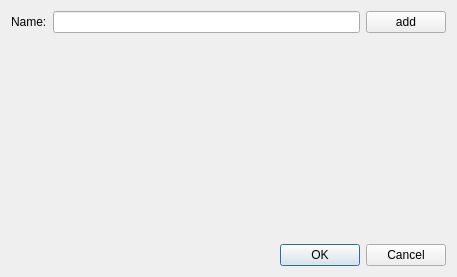
Qt form ui/PlayerWindow.ui (tuxmaster/QtDart) before a commit.
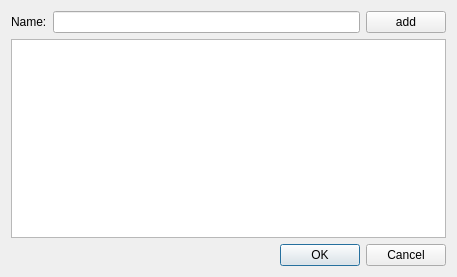
The same form after that commit.

The edit to the form file:
```diff
--- a/ui/PlayerWindow.ui
+++ b/ui/PlayerWindow.ui
@@ -44,17 +44,7 @@
     </layout>
    </item>
    <item>
-    <spacer name="verticalSpacer">
-     <property name="orientation">
-      <enum>Qt::Vertical</enum>
-     </property>
-     <property name="sizeHint" stdset="0">
-      <size>
-       <width>20</width>
-       <height>186</height>
-      </size>
-     </property>
-    </spacer>
+    <widget class="QListView" name="lvPlayer"/>
    </item>
    <item>
     <widget class="QDialogButtonBox" name="buttonBox">
```
